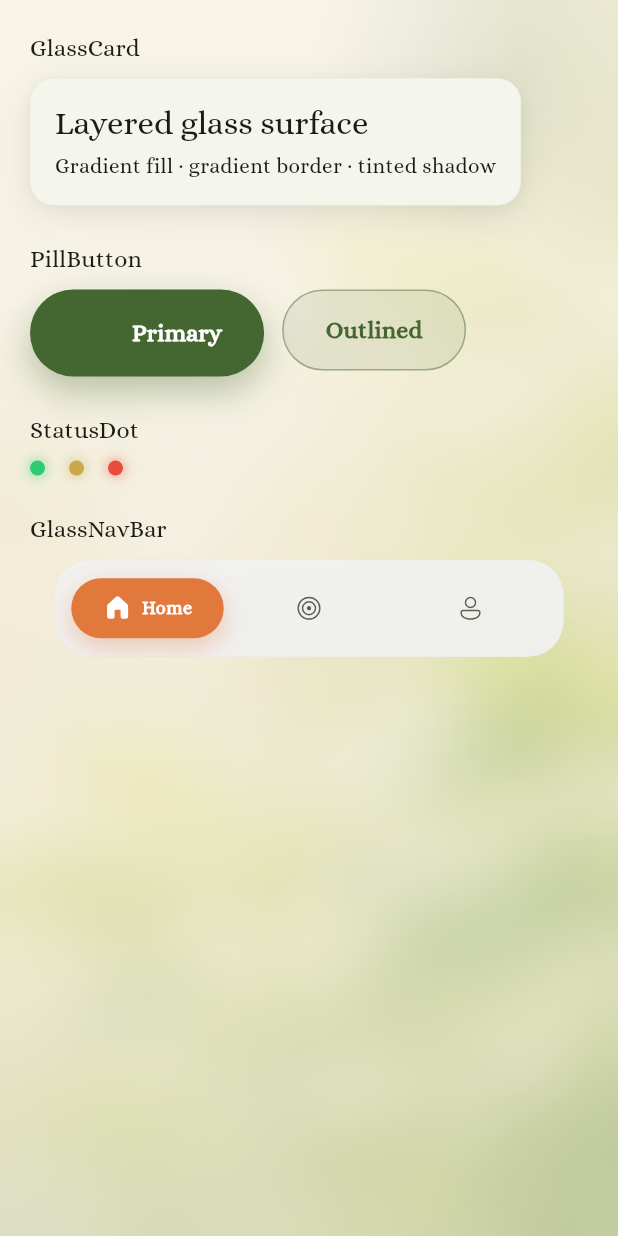
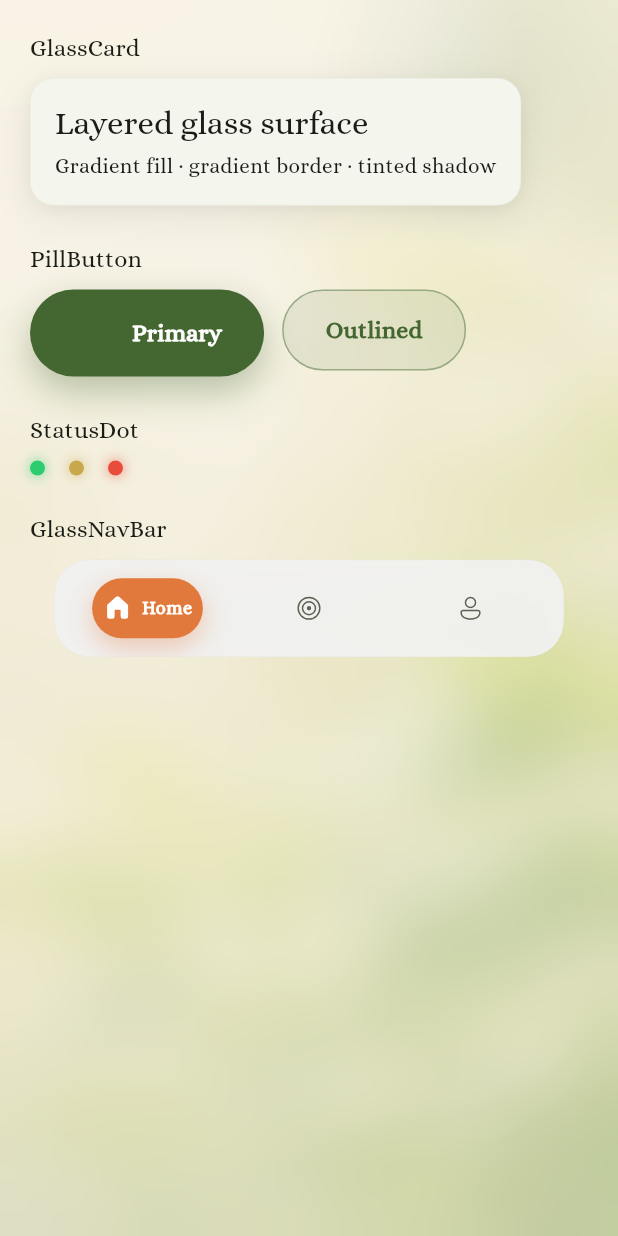
Before and after one commit to DraculaHub786/NLP-digitox, a Flutter app: the ComponentPreviewScreen screen opened directly, on a phone screen of 412 x 824 dp. Run offline on Flutter 3.47's test engine with Material 3 defaults, Android fonts, the phone set to English and light mode, and no system bars; drawn by our look-alikes of dynamic_color; our stand-ins replace animated_flip_counter, app_links, cloud_firestore, device_info_plus, drift, file_picker and 21 more; missing offline and left inert: flutter_confetti, slide_action, sqlite3; accounts and stored records are empty; generated files the repository leaves out were written again; statements that could not run were skipped.

Commit message:
Nav bar inconsistency fix

```diff
--- a/lib/ui/common/glass_nav_bar.dart
+++ b/lib/ui/common/glass_nav_bar.dart
@@ -70,6 +70,46 @@ class GlassNavBar extends StatelessWidget {
               child: LayoutBuilder(
                 builder: (context, constraints) {
                   final itemWidth = constraints.maxWidth / items.length;
+
+                  // The pill used to be a fixed fraction of the bar
+                  // (`itemWidth - 6`) — same width for every tab regardless
+                  // of label length. That's why it undershot longer words
+                  // ("Dashboard") and left extra slack around shorter ones.
+                  // Instead, measure the SELECTED label's actual rendered
+                  // width via TextPainter and size the pill to hug exactly
+                  // icon + gap + text, dynamically, per tab.
+                  final labelStyle = Theme.of(context)
+                      .textTheme
+                      .labelMedium
+                      ?.copyWith(fontWeight: FontWeight.w600);
+                  final textPainter = TextPainter(
+                    text: TextSpan(
+                      text: items[selectedIndex].label,
+                      style: labelStyle,
+                    ),
+                    maxLines: 1,
+                    textDirection: Directionality.of(context),
+                  )..layout();
+
+                  const iconSize = 20.0;
+                  const iconLabelGap = 6.0;
+                  const pillInnerPadding = 14.0; // breathing room L+R
+                  const cellMargin = 6.0; // matches old `- 6` gap
+
+                  final naturalPillWidth =
+                      iconSize + iconLabelGap + textPainter.width + pillInnerPadding;
+
+                  // Still cap at the cell width so the pill can never bleed
+                  // into a neighbouring tab on a cramped bar (5+ tabs) — if
+                  // the label doesn't fit even capped, FittedBox on the
+                  // label (in _PillNavButton) scales the text down to match.
+                  final maxPillWidth = itemWidth - cellMargin;
+                  final pillWidth = naturalPillWidth.clamp(0.0, maxPillWidth);
+
+                  // Center the (now variable-width) pill within its cell.
+                  final pillLeft =
+                      selectedIndex * itemWidth + (itemWidth - pillWidth) / 2;
+
                   return SizedBox(
                     height: 44,
                     child: Stack(
@@ -78,8 +118,8 @@ class GlassNavBar extends StatelessWidget {
                         /// AnimatedPositioned that glides between tabs
                         /// instead of each tab resizing itself.
                         AnimatedPositioned(
-                          left: selectedIndex * itemWidth + 3,
-                          width: itemWidth - 6,
+                          left: pillLeft,
+                          width: pillWidth,
                           top: 2,
                           bottom: 2,
                           duration: const Duration(milliseconds: 300),
@@ -102,7 +142,8 @@ class GlassNavBar extends StatelessWidget {
 
                         /// Nav buttons — every cell is Expanded (equal width),
                         /// so the row can never exceed the bar's width
-                        /// regardless of label length.
+                        /// regardless of label length. The pill above is
+                        /// independently sized/positioned to hug content.
                         Row(
                           children: [
                             for (var i = 0; i < items.length; i++)
```
